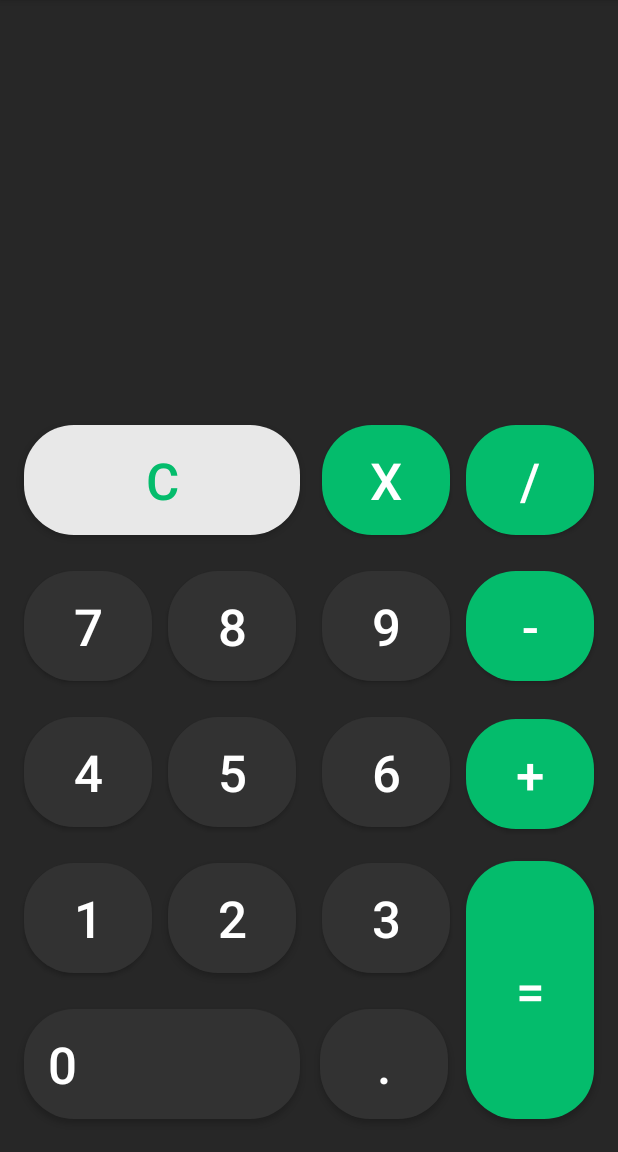
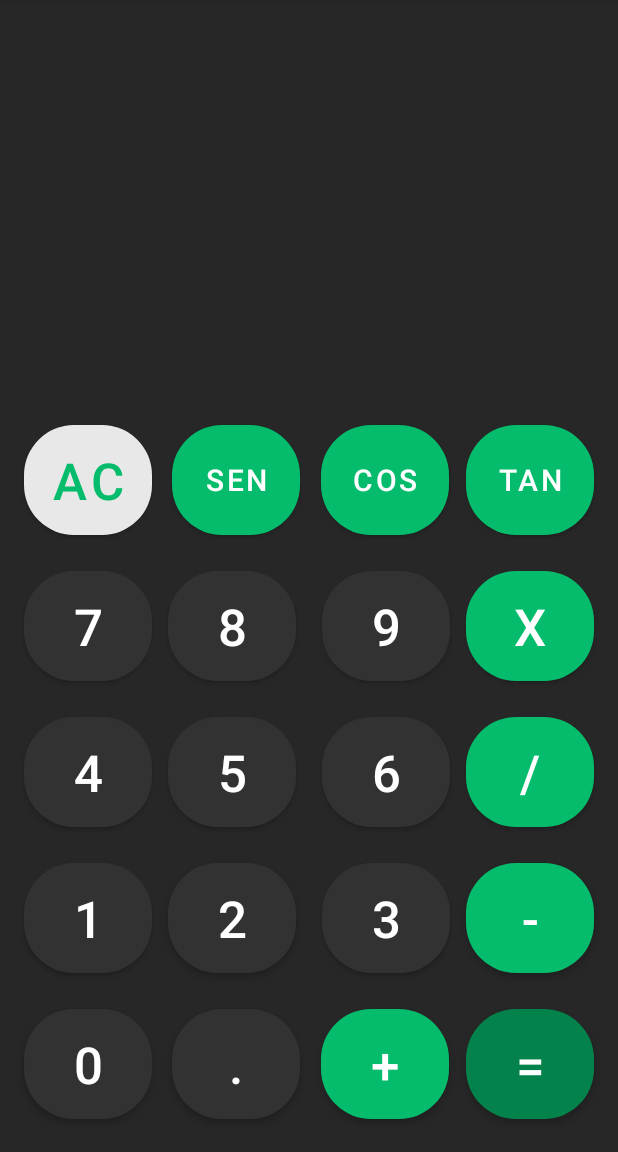
Before and after one commit to AlexanderSanchezGarcia/Practica1_Calculadora, an Android app: the screen it shows after launch (MainActivity), on a phone screen of 412 x 824 dp, the part 84-1236 px from its top. Run offline under Robolectric (Android 15) with nearby library versions, the phone set to English and light mode, and no system bars.

```diff
--- a/app/src/main/res/layout/activity_main.xml
+++ b/app/src/main/res/layout/activity_main.xml
@@ -8,9 +8,9 @@
     tools:context=".MainActivity">
 
     <TextView
-        android:id="@+id/textView"
+        android:id="@+id/textView1"
         android:layout_width="379dp"
-        android:layout_height="131dp"
+        android:layout_height="120dp"
         android:layout_marginStart="16dp"
         android:layout_marginLeft="16dp"
         android:layout_marginEnd="16dp"
@@ -26,12 +26,11 @@
 
     <Button
         android:id="@+id/button0"
-        android:layout_width="184dp"
+        android:layout_width="85dp"
         android:layout_height="85dp"
         android:layout_marginStart="16dp"
         android:layout_marginLeft="16dp"
         android:layout_marginBottom="16dp"
-        android:gravity="center|left"
         android:onClick="onClickButton0"
         android:text="0"
         android:textSize="34sp"
@@ -46,8 +45,6 @@
         android:layout_height="85dp"
         android:layout_marginStart="13dp"
         android:layout_marginLeft="13dp"
-        android:layout_marginEnd="12dp"
-        android:layout_marginRight="12dp"
         android:layout_marginBottom="16dp"
         android:onClick="onClickButtonDot"
         android:text="."
@@ -55,20 +52,19 @@
         app:backgroundTint="#323232"
         app:cornerRadius="50px"
         app:layout_constraintBottom_toBottomOf="parent"
-        app:layout_constraintEnd_toStartOf="@+id/buttonEqual"
         app:layout_constraintStart_toEndOf="@+id/button0" />
 
     <Button
         android:id="@+id/buttonEqual"
         android:layout_width="85dp"
-        android:layout_height="184dp"
+        android:layout_height="85dp"
         android:layout_marginEnd="16dp"
         android:layout_marginRight="16dp"
         android:layout_marginBottom="16dp"
         android:onClick="onClickEqual"
         android:text="="
         android:textSize="34sp"
-        app:backgroundTint="#04BC6C"
+        app:backgroundTint="#03834B"
         app:cornerRadius="50px"
         app:layout_constraintBottom_toBottomOf="parent"
         app:layout_constraintEnd_toEndOf="parent" />
@@ -77,16 +73,16 @@
         android:id="@+id/buttonPlus"
         android:layout_width="85dp"
         android:layout_height="85dp"
-        android:layout_marginEnd="16dp"
-        android:layout_marginRight="16dp"
-        android:layout_marginBottom="9dp"
+        android:layout_marginEnd="11dp"
+        android:layout_marginRight="11dp"
+        android:layout_marginBottom="16dp"
         android:onClick="onClickSum"
         android:text="+"
         android:textSize="34sp"
         app:backgroundTint="#04BC6C"
         app:cornerRadius="50px"
-        app:layout_constraintBottom_toTopOf="@+id/buttonEqual"
-        app:layout_constraintEnd_toEndOf="parent" />
+        app:layout_constraintBottom_toBottomOf="parent"
+        app:layout_constraintEnd_toStartOf="@+id/buttonEqual" />
 
     <Button
         android:id="@+id/button3"
@@ -184,28 +180,73 @@
         android:layout_height="85dp"
         android:layout_marginEnd="16dp"
         android:layout_marginRight="16dp"
-        android:layout_marginBottom="13dp"
+        android:layout_marginBottom="12dp"
         android:onClick="onClickMinus"
         android:text="-"
         android:textSize="34sp"
         app:backgroundTint="#04BC6C"
         app:cornerRadius="50px"
-        app:layout_constraintBottom_toTopOf="@+id/buttonPlus"
+        app:layout_constraintBottom_toTopOf="@+id/buttonEqual"
         app:layout_constraintEnd_toEndOf="parent" />
 
     <Button
         android:id="@+id/buttonPer"
         android:layout_width="85dp"
         android:layout_height="85dp"
-        android:layout_marginEnd="112dp"
-        android:layout_marginRight="112dp"
+        android:layout_marginEnd="16dp"
+        android:layout_marginRight="16dp"
         android:layout_marginBottom="12dp"
         android:onClick="onClickMulti"
         android:text="x"
         android:textSize="34sp"
         app:backgroundTint="#04BC6C"
         app:cornerRadius="50px"
+        app:layout_constraintBottom_toTopOf="@+id/buttonMidst"
+        app:layout_constraintEnd_toEndOf="parent" />
+
+    <Button
+        android:id="@+id/buttonSen"
+        android:layout_width="85dp"
+        android:layout_height="85dp"
+        android:layout_marginStart="13dp"
+        android:layout_marginLeft="13dp"
+        android:layout_marginBottom="12dp"
+        android:onClick="onClickButtonSen"
+        android:text="sen"
+        android:textSize="20sp"
+        app:backgroundTint="#04BC6C"
+        app:cornerRadius="50px"
+        app:layout_constraintBottom_toTopOf="@+id/button8"
+        app:layout_constraintStart_toEndOf="@+id/buttonClear" />
+
+    <Button
+        android:id="@+id/buttonCos"
+        android:layout_width="85dp"
+        android:layout_height="85dp"
+        android:layout_marginEnd="11dp"
+        android:layout_marginRight="11dp"
+        android:layout_marginBottom="12dp"
+        android:onClick="onClickButtonCos"
+        android:text="cos"
+        android:textSize="20sp"
+        app:backgroundTint="#04BC6C"
+        app:cornerRadius="50px"
         app:layout_constraintBottom_toTopOf="@+id/button9"
+        app:layout_constraintEnd_toStartOf="@+id/buttonTan" />
+
+    <Button
+        android:id="@+id/buttonTan"
+        android:layout_width="85dp"
+        android:layout_height="85dp"
+        android:layout_marginEnd="16dp"
+        android:layout_marginRight="16dp"
+        android:layout_marginBottom="12dp"
+        android:onClick="onClickButtonTan"
+        android:text="tan"
+        android:textSize="20sp"
+        app:backgroundTint="#04BC6C"
+        app:cornerRadius="50px"
+        app:layout_constraintBottom_toTopOf="@+id/buttonPer"
         app:layout_constraintEnd_toEndOf="parent" />
 
     <Button
@@ -255,13 +296,13 @@
 
     <Button
         android:id="@+id/buttonClear"
-        android:layout_width="184dp"
+        android:layout_width="85dp"
         android:layout_height="85dp"
         android:layout_marginStart="16dp"
         android:layout_marginLeft="16dp"
         android:layout_marginBottom="12dp"
         android:onClick="onClickButtonClear"
-        android:text="C"
+        android:text="AC"
         android:textColor="#04BC6C"
         android:textSize="34sp"
         app:backgroundTint="#E8E8E8"
```
Also changed, not shown: app/src/main/java/ipn/cecyt9/practica1_calculadora/MainActivity.java (+91 -23 lines).
